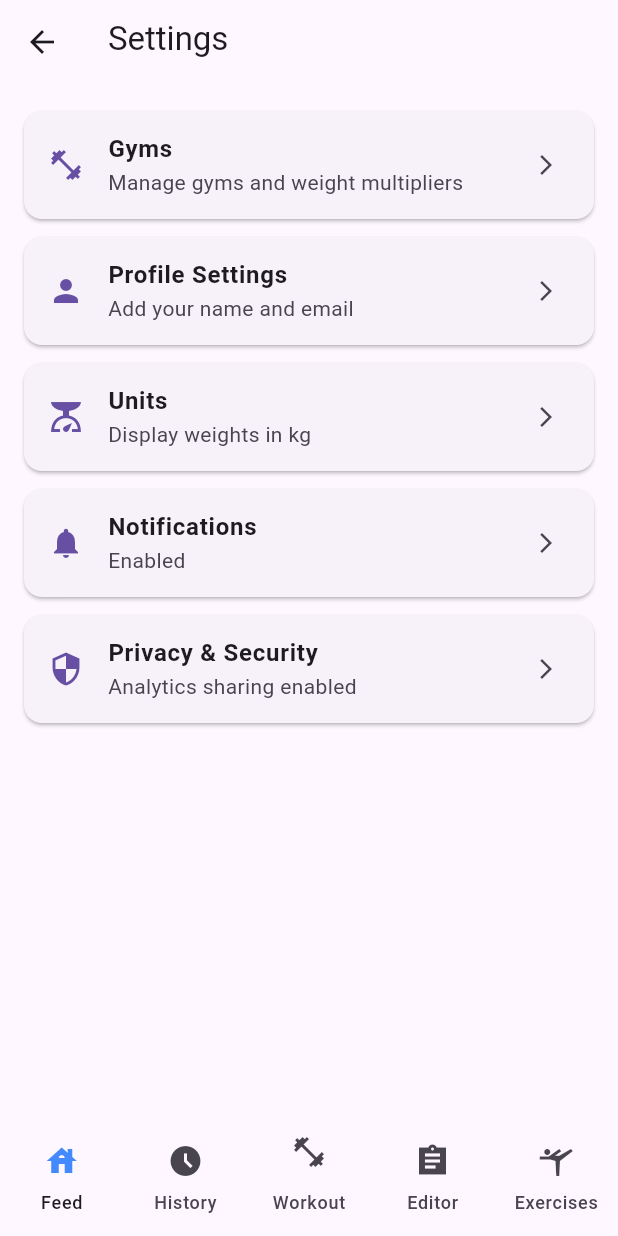
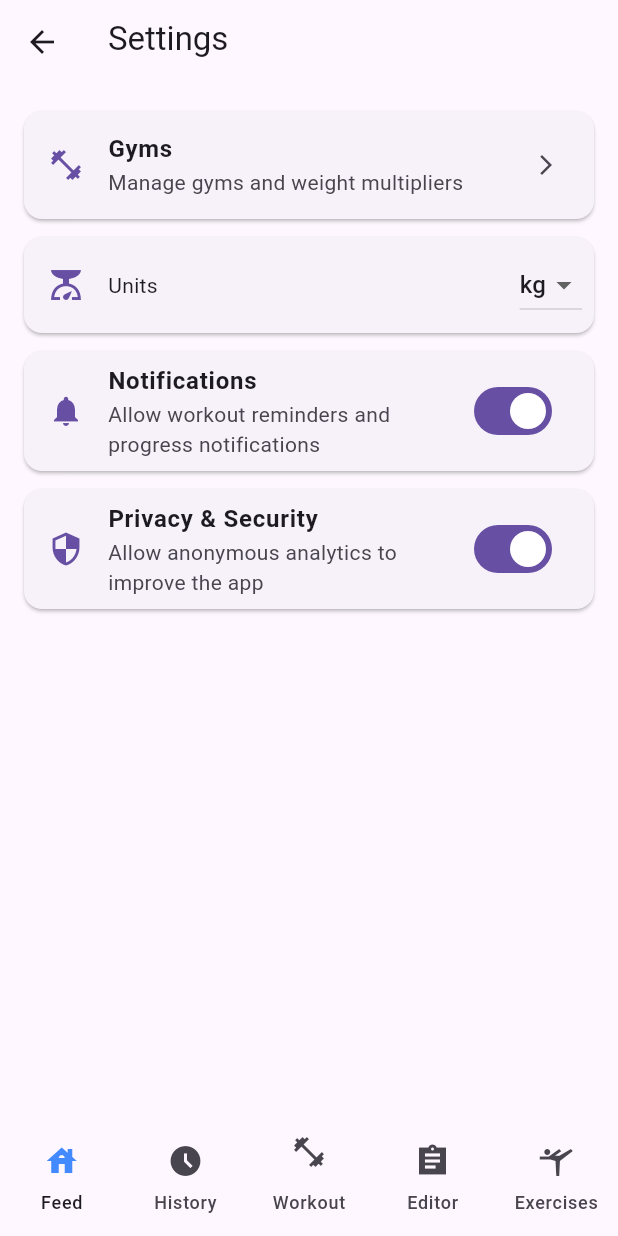
Before and after one commit to Tranzitron/Tracker, a Flutter app: the screen it shows after launch, after a tap on "Settings", on a phone screen of 412 x 824 dp. Run offline on Flutter 3.47's test engine with Material 3 defaults, Android fonts, the phone set to English and light mode, and no system bars; our stand-ins replace flutter_bloc, hydrated_bloc, isar_community; accounts and stored records are empty; generated files the repository leaves out were written again.

Commit message:
Refactor Gyms and Settings pages, improve navigation, and cleanup models

```diff
--- a/tracker/lib/models/exercise.dart
+++ b/tracker/lib/models/exercise.dart
@@ -16,6 +16,7 @@ class Exercise {
     this.secondaryMuscle,
     this.movementPattern = MovementPattern.unspecified,
   });
+
   Id id = Isar.autoIncrement;
   String title;
   String? description;
--- a/tracker/lib/models/gym.dart
+++ b/tracker/lib/models/gym.dart
@@ -16,6 +16,7 @@ class Gym {
     this.order = -1,
     this.multiplier = 1.0,
   });
+
   Id id = Isar.autoIncrement;
   String name;
   String? description;
--- a/tracker/lib/models/workout_session.dart
+++ b/tracker/lib/models/workout_session.dart
@@ -17,6 +17,7 @@ class WorkoutSession {
     this.gymId,
     this.sets = const [],
   });
+
   Id id = Isar.autoIncrement;
   String title;
   DateTime startTime;
--- a/tracker/lib/models/workout_set.dart
+++ b/tracker/lib/models/workout_set.dart
@@ -20,6 +20,7 @@ class WorkoutSet {
     this.type = SetType.working,
     this.order = 0,
   });
+
   int exerciseId;
   double weight;
   int reps;
--- a/tracker/lib/models/workout_split.dart
+++ b/tracker/lib/models/workout_split.dart
@@ -13,6 +13,7 @@ class WorkoutSplit {
     this.splitDays = const [],
     this.order = -1,
   });
+
   Id id = Isar.autoIncrement;
   String title;
   String description;
@@ -28,6 +29,7 @@ class WorkoutSplitDay {
     this.exercises = const [],
     this.order = -1,
   });
+
   String title;
   String description;
   List<ExerciseItem> exercises;
@@ -45,6 +47,7 @@ class ExerciseItem {
     this.targetReps,
     this.restSeconds,
   });
+
   int exerciseId;
   int order;
   int? targetSets;
--- a/tracker/lib/pages/exercises_page.dart
+++ b/tracker/lib/pages/exercises_page.dart
@@ -12,6 +12,21 @@ import 'package:tracker/pages/exercises/new_exercise_page.dart';
 import '../home_page.dart';
 
 enum _BrowseMode { muscle, movement }
+
+Map<MuscleGroup, List<Exercise>> groupExercisesByMuscle(
+  List<Exercise> exercises,
+) {
+  final grouped = <MuscleGroup, List<Exercise>>{};
+  for (final exercise in exercises) {
+    final muscleGroups = exercise.primaryMuscle
+        .map((muscle) => Muscle.muscleToGroup[muscle]!)
+        .toSet();
+    for (final muscleGroup in muscleGroups) {
+      grouped.putIfAbsent(muscleGroup, () => []).add(exercise);
+    }
+  }
+  return grouped;
+}
 
 class ExercisesPage extends StatefulWidget {
   const ExercisesPage({super.key});
@@ -141,14 +156,7 @@ class _ExercisesPageState extends State<ExercisesPage> {
   }
 
   List<_ExerciseGroup> _groupsByMuscle(List<Exercise> exercises) {
-    final grouped = <MuscleGroup, List<Exercise>>{};
-    for (final exercise in exercises) {
-      for (final muscle in exercise.primaryMuscle) {
-        grouped
-            .putIfAbsent(Muscle.muscleToGroup[muscle]!, () => [])
-            .add(exercise);
-      }
-    }
+    final grouped = groupExercisesByMuscle(exercises);
     return [
       for (final entry in grouped.entries)
         _ExerciseGroup(
--- a/tracker/lib/pages/feed_page.dart
+++ b/tracker/lib/pages/feed_page.dart
@@ -1,5 +1,7 @@
 import 'package:flutter/material.dart';
+import 'package:flutter_bloc/flutter_bloc.dart';
 import 'package:tracker/data/repository_scope.dart';
+import 'package:tracker/home_page.dart';
 import 'package:tracker/models/workout_session.dart';
 import 'package:tracker/pages/analytics/progression_page.dart';
 import 'package:tracker/pages/custom/custom_app_bar.dart';
@@ -7,6 +9,7 @@ import 'package:tracker/pages/custom/custom_route.dart';
 import 'package:tracker/pages/history/session_detail_page.dart';
 import 'package:tracker/pages/settings/weight_format.dart';
 import 'package:tracker/pages/settings_page.dart';
+import 'package:tracker/pages/workout/workout_cubit.dart';
 
 /// Personal activity feed built from completed workout sessions.
 class FeedPage extends StatefulWidget {
@@ -107,6 +110,24 @@ class _FeedPageState extends State<FeedPage> {
             );
           }
         }
+        slivers.add(
+          BlocBuilder<WorkoutCubit, WorkoutState>(
+            builder: (context, state) {
+              if (state.isInProgress) return const SliverToBoxAdapter();
+              return SliverToBoxAdapter(
+                child: Padding(
+                  padding: const EdgeInsets.fromLTRB(16, 16, 16, 0),
+                  child: FilledButton.icon(
+                    onPressed: () =>
+                        HomePageSingleton().changeTab(TabName.currentWorkout),
+                    icon: const Icon(Icons.fitness_center_sharp),
+                    label: const Text('Go to Current Workout'),
+                  ),
+                ),
+              );
+            },
+          ),
+        );
         slivers.add(
           SliverToBoxAdapter(
             child: Padding(
--- a/tracker/lib/pages/history/calendar_grid.dart
+++ b/tracker/lib/pages/history/calendar_grid.dart
@@ -20,6 +20,7 @@ class WorkoutDateIndex {
     }
     return WorkoutDateIndex._(byDay);
   }
+
   WorkoutDateIndex._(Map<DateTime, List<WorkoutSession>> byDay)
     : _byDay = UnmodifiableMapView(<DateTime, List<WorkoutSession>>{
         for (final entry in byDay.entries)
--- a/tracker/lib/pages/settings/settings_cubit.dart
+++ b/tracker/lib/pages/settings/settings_cubit.dart
@@ -6,36 +6,27 @@ import 'package:hydrated_bloc/hydrated_bloc.dart';
 class SettingsState {
   factory SettingsState.fromJson(Map<String, dynamic> json) => SettingsState(
     unit: WeightUnit.values.asNameMap()[json['unit']] ?? WeightUnit.kilograms,
-    displayName: json['displayName'] as String? ?? '',
-    email: json['email'] as String? ?? '',
     notificationsEnabled: json['notificationsEnabled'] as bool? ?? true,
     analyticsEnabled: json['analyticsEnabled'] as bool? ?? true,
   );
+
   const SettingsState({
     this.unit = WeightUnit.kilograms,
-    this.displayName = '',
-    this.email = '',
     this.notificationsEnabled = true,
     this.analyticsEnabled = true,
   });
 
   final WeightUnit unit;
-  final String displayName;
-  final String email;
   final bool notificationsEnabled;
   final bool analyticsEnabled;
 
   SettingsState copyWith({
     WeightUnit? unit,
-    String? displayName,
-    String? email,
     bool? notificationsEnabled,
     bool? analyticsEnabled,
   }) {
     return SettingsState(
       unit: unit ?? this.unit,
-      displayName: displayName ?? this.displayName,
-      email: email ?? this.email,
       notificationsEnabled: notificationsEnabled ?? this.notificationsEnabled,
       analyticsEnabled: analyticsEnabled ?? this.analyticsEnabled,
     );
@@ -43,8 +34,6 @@ class SettingsState {
 
   Map<String, dynamic> toJson() => {
     'unit': unit.name,
-    'displayName': displayName,
-    'email': email,
     'notificationsEnabled': notificationsEnabled,
     'analyticsEnabled': analyticsEnabled,
   };
@@ -70,10 +59,6 @@ class SettingsCubit extends HydratedCubit<SettingsState> {
 
   void setUnit(WeightUnit unit) => emit(state.copyWith(unit: unit));
 
-  void saveProfile({required String displayName, required String email}) {
-    emit(state.copyWith(displayName: displayName.trim(), email: email.trim()));
-  }
-
   void setNotificationsEnabled(bool value) =>
       emit(state.copyWith(notificationsEnabled: value));
 
--- a/tracker/lib/pages/settings_page.dart
+++ b/tracker/lib/pages/settings_page.dart
@@ -27,37 +27,58 @@ class SettingsPage extends StatelessWidget {
                   subtitle: 'Manage gyms and weight multipliers',
                   onTap: () => pushTo(context, const GymsPage()),
                 ),
-                _buildSettingsCard(
-                  context,
-                  icon: Icons.person,
-                  title: 'Profile Settings',
-                  subtitle: state.displayName.isEmpty
-                      ? 'Add your name and email'
-                      : '${state.displayName} · ${state.email}',
-                  onTap: () => _editProfile(context, state),
+                Card(
+                  margin: const EdgeInsets.symmetric(
+                    horizontal: 16,
+                    vertical: 6,
+                  ),
+                  child: Padding(
+                    padding: const EdgeInsets.fromLTRB(16, 8, 8, 8),
+                    child: Row(
+                      children: [
+                        Icon(
+                          Icons.scale,
+                          color: Theme.of(context).colorScheme.primary,
+                        ),
+                        const SizedBox(width: 16),
+                        const Expanded(child: Text('Units')),
+                        DropdownButton<WeightUnit>(
+                          value: state.unit,
+                          onChanged: (unit) {
+                            if (unit != null) {
+                              context.read<SettingsCubit>().setUnit(unit);
+                            }
+                          },
+                          items: [
+                            for (final unit in WeightUnit.values)
+                              DropdownMenuItem(
+                                value: unit,
+                                child: Text(unit.symbol),
+                              ),
+                          ],
+                        ),
+                      ],
+                    ),
+                  ),
                 ),
-                _buildSettingsCard(
-                  context,
-                  icon: Icons.scale,
-                  title: 'Units',
-                  subtitle: 'Display weights in ${state.unit.symbol}',
-                  onTap: () => _chooseUnit(context, state.unit),
-                ),
-                _buildSettingsCard(
+                _buildSwitchCard(
                   context,
                   icon: Icons.notifications,
                   title: 'Notifications',
-                  subtitle: state.notificationsEnabled ? 'Enabled' : 'Disabled',
-                  onTap: () => _toggleNotifications(context, state),
+                  subtitle:
+                      'Allow workout reminders and progress notifications',
+                  value: state.notificationsEnabled,
+                  onChanged: context
+                      .read<SettingsCubit>()
+                      .setNotificationsEnabled,
                 ),
-                _buildSettingsCard(
+                _buildSwitchCard(
                   context,
                   icon: Icons.security,
                   title: 'Privacy & Security',
-                  subtitle: state.analyticsEnabled
-                      ? 'Analytics sharing enabled'
-                      : 'Analytics sharing disabled',
-                  onTap: () => _toggleAnalytics(context, state),
+                  subtitle: 'Allow anonymous analytics to improve the app',
+                  value: state.analyticsEnabled,
+                  onChanged: context.read<SettingsCubit>().setAnalyticsEnabled,
                 ),
               ],
             ),
@@ -86,125 +107,22 @@ class SettingsPage extends StatelessWidget {
     );
   }
 
-  Future<void> _editProfile(BuildContext context, SettingsState state) async {
-    final name = TextEditingController(text: state.displayName);
-    final email = TextEditingController(text: state.email);
-    final result = await showDialog<(String, String)>(
-      context: context,
-      builder: (context) => AlertDialog(
-        title: const Text('Profile Settings'),
-        content: Column(
-          mainAxisSize: MainAxisSize.min,
-          children: [
-            TextField(
-              controller: name,
-              decoration: const InputDecoration(labelText: 'Name'),
-            ),
-            TextField(
-              controller: email,
-              decoration: const InputDecoration(labelText: 'Email'),
-            ),
-          ],
-        ),
-        actions: [
-          TextButton(
-            onPressed: () => Navigator.pop(context),
-            child: const Text('Cancel'),
-          ),
-          FilledButton(
-            onPressed: () => Navigator.pop(context, (name.text, email.text)),
-            child: const Text('Save'),
-          ),
-        ],
-      ),
-    );
-    name.dispose();
-    email.dispose();
-    if (result != null && context.mounted) {
-      context.read<SettingsCubit>().saveProfile(
-        displayName: result.$1,
-        email: result.$2,
-      );
-    }
-  }
-
-  Future<void> _chooseUnit(BuildContext context, WeightUnit current) async {
-    final selected = await showDialog<WeightUnit>(
-      context: context,
-      builder: (context) => SimpleDialog(
-        title: const Text('Weight units'),
-        children: [
-          for (final unit in WeightUnit.values)
-            ListTile(
-              title: Text(unit.label),
-              leading: Icon(
-                unit == current
-                    ? Icons.radio_button_checked
-                    : Icons.radio_button_unchecked,
-              ),
-              onTap: () => Navigator.pop(context, unit),
-            ),
-        ],
-      ),
-    );
-    if (selected != null && context.mounted) {
-      context.read<SettingsCubit>().setUnit(selected);
-    }
-  }
-
-  Future<void> _toggleNotifications(
-    BuildContext context,
-    SettingsState state,
-  ) async {
-    final value = await _confirmToggle(
-      context,
-      title: 'Notifications',
-      message: 'Allow workout reminders and progress notifications?',
-      value: state.notificationsEnabled,
-    );
-    if (value != null && context.mounted) {
-      context.read<SettingsCubit>().setNotificationsEnabled(value);
-    }
-  }
-
-  Future<void> _toggleAnalytics(
-    BuildContext context,
-    SettingsState state,
-  ) async {
-    final value = await _confirmToggle(
-      context,
-      title: 'Privacy & Security',
-      message: 'Allow anonymous analytics to improve the app?',
-      value: state.analyticsEnabled,
-    );
-    if (value != null && context.mounted) {
-      context.read<SettingsCubit>().setAnalyticsEnabled(value);
-    }
-  }
-
-  Future<bool?> _confirmToggle(
+  Widget _buildSwitchCard(
     BuildContext context, {
+    required IconData icon,
     required String title,
-    required String message,
+    required String subtitle,
     required bool value,
+    required ValueChanged<bool> onChanged,
   }) {
-    return showDialog<bool>(
-      context: context,
-      builder: (context) => AlertDialog(
-        title: Text(title),
-        content: Column(
-          mainAxisSize: MainAxisSize.min,
-          children: [
-            Text(message),
-            Switch(value: value, onChanged: (v) => Navigator.pop(context, v)),
-          ],
-        ),
-        actions: [
-          TextButton(
-            onPressed: () => Navigator.pop(context),
-            child: const Text('Cancel'),
-          ),
-        ],
+    return Card(
+      margin: const EdgeInsets.symmetric(horizontal: 16, vertical: 6),
+      child: SwitchListTile(
+        secondary: Icon(icon, color: Theme.of(context).colorScheme.primary),
+        title: Text(title, style: const TextStyle(fontWeight: FontWeight.bold)),
+        subtitle: Text(subtitle),
+        value: value,
+        onChanged: onChanged,
       ),
     );
   }
```
Also changed, not shown: tracker/lib/pages/settings/gyms_page.dart (+37 -14 lines), tracker/pubspec.yaml (+7 -0 lines), tracker/pubspec.lock, 10 other files.
